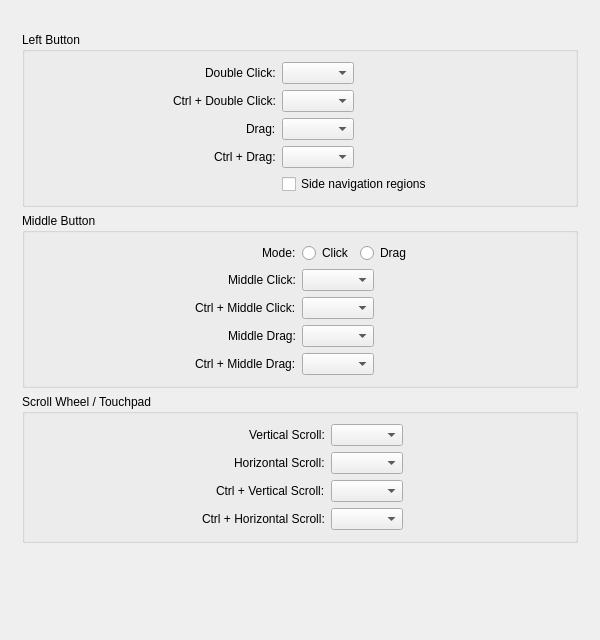
Old version of the form src/qvoptionsdialog.ui in the repository inostarlin-passion/Fovelle.
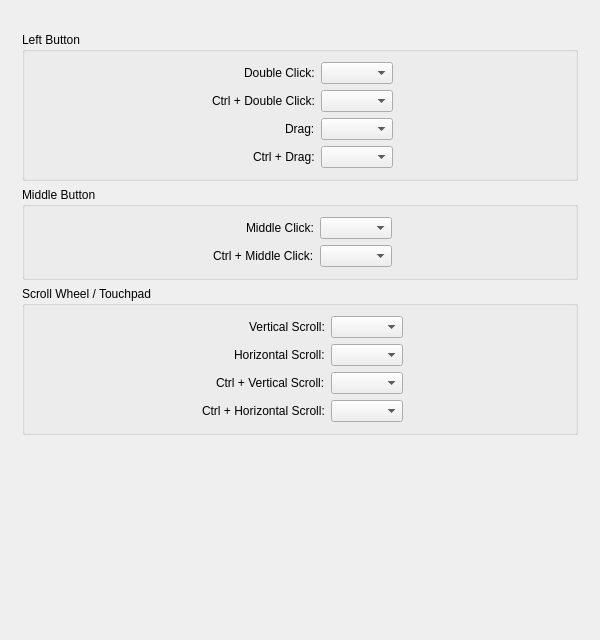
New version of the form. The open tabs and pages were chosen to show the change.

```diff
--- a/src/qvoptionsdialog.ui
+++ b/src/qvoptionsdialog.ui
@@ -507,16 +507,6 @@
              <item row="3" column="1">
               <widget class="QComboBox" name="altDragComboBox"/>
              </item>
-             <item row="4" column="1">
-              <widget class="QCheckBox" name="navigationRegionsCheckbox">
-               <property name="toolTip">
-                <string>Navigate when clicking on the left/right edges of the viewport</string>
-               </property>
-               <property name="text">
-                <string>Side navigation regions</string>
-               </property>
-              </widget>
-             </item>
             </layout>
            </widget>
           </item>
@@ -548,84 +538,25 @@
               <number>10</number>
              </property>
              <item row="0" column="0">
-              <widget class="QLabel" name="middleButtonModeLabel">
-               <property name="text">
-                <string>Mode:</string>
-               </property>
-              </widget>
-             </item>
-             <item row="0" column="1">
-              <widget class="QWidget" name="middleButtonModeHost">
-               <layout class="QHBoxLayout" name="middleButtonModeLayout">
-                <property name="leftMargin">
-                 <number>0</number>
-                </property>
-                <property name="topMargin">
-                 <number>0</number>
-                </property>
-                <property name="rightMargin">
-                 <number>0</number>
-                </property>
-                <property name="bottomMargin">
-                 <number>0</number>
-                </property>
-                <item>
-                 <widget class="QRadioButton" name="middleButtonModeClickRadioButton">
-                  <property name="text">
-                   <string>Click</string>
-                  </property>
-                 </widget>
-                </item>
-                <item>
-                 <widget class="QRadioButton" name="middleButtonModeDragRadioButton">
-                  <property name="text">
-                   <string>Drag</string>
-                  </property>
-                 </widget>
-                </item>
-               </layout>
-              </widget>
-             </item>
-             <item row="1" column="0">
               <widget class="QLabel" name="middleClickLabel">
                <property name="text">
                 <string>Middle Click:</string>
                </property>
               </widget>
              </item>
-             <item row="1" column="1">
+             <item row="0" column="1">
               <widget class="QComboBox" name="middleClickComboBox"/>
              </item>
-             <item row="2" column="0">
+             <item row="1" column="0">
               <widget class="QLabel" name="altMiddleClickLabel">
                <property name="text">
                 <string notr="true">Ctrl + Middle Click:</string>
                </property>
               </widget>
              </item>
-             <item row="2" column="1">
+             <item row="1" column="1">
               <widget class="QComboBox" name="altMiddleClickComboBox"/>
              </item>
-             <item row="3" column="0">
-              <widget class="QLabel" name="middleDragLabel">
-               <property name="text">
-                <string>Middle Drag:</string>
-               </property>
-              </widget>
-             </item>
-             <item row="3" column="1">
-              <widget class="QComboBox" name="middleDragComboBox"/>
-             </item>
-             <item row="4" column="0">
-              <widget class="QLabel" name="altMiddleDragLabel">
-               <property name="text">
-                <string notr="true">Ctrl + Middle Drag:</string>
-               </property>
-              </widget>
-             </item>
-             <item row="4" column="1">
-              <widget class="QComboBox" name="altMiddleDragComboBox"/>
-             </item>
             </layout>
            </widget>
           </item>
```
Left out of the diff: 6 changed lines with no effect on the pictures.
